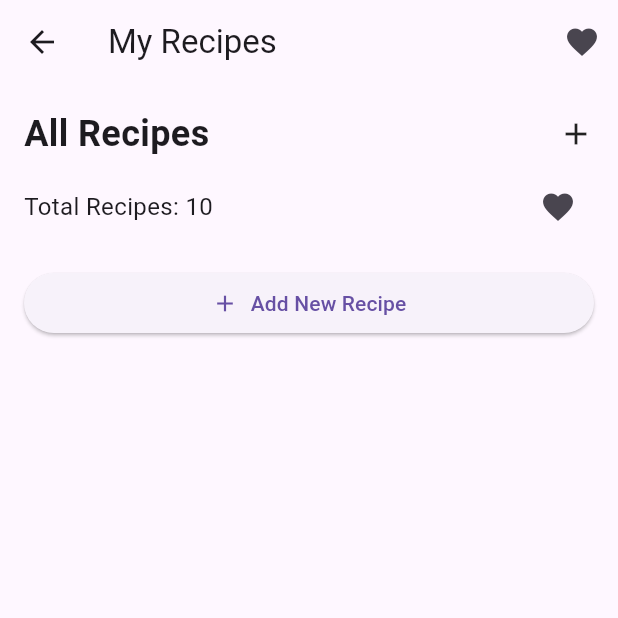
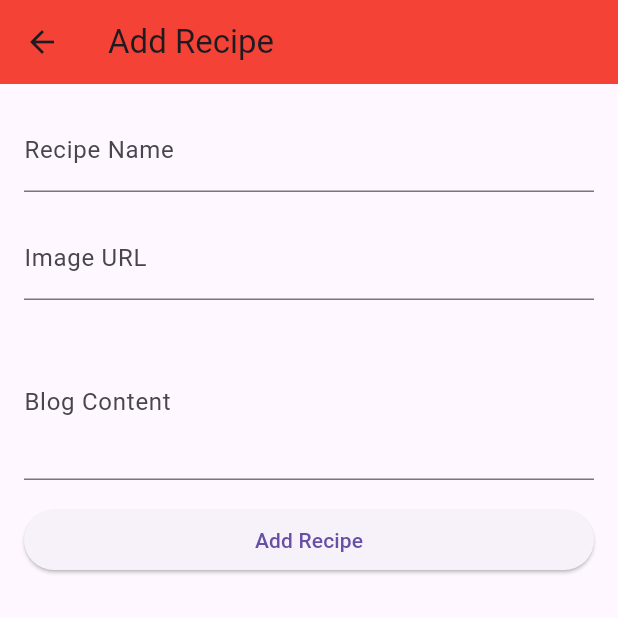
Before and after one commit to RachanaRane/BigOven-Clone-Flutter, a Flutter app: the VideoPlayerScreen screen opened directly, item 4 of the bottom bar chosen, after a tap on "Add New Recipe", on a phone screen of 412 x 824 dp, the top half of it. Run offline on Flutter 3.47's test engine with Material 3 defaults, Android fonts, the phone set to English and light mode, and no system bars; our stand-ins replace cloud_firestore, firebase_auth, firebase_core, video_player; accounts and stored records are empty; network calls fail.

```diff
--- a/lib/login.dart
+++ b/lib/login.dart
@@ -65,7 +65,7 @@ class _LoginPageState extends State<LoginPage> {
                   // Navigate to home page after successful login
                   Navigator.push(
                     context,
-                    MaterialPageRoute(builder: (context) => VideoPlayerApp()),
+                    MaterialPageRoute(builder: (context) => Home_Page()),
                   );
                 } catch (e) {
                   // Show an error message if sign-in fails
--- /dev/null
+++ b/lib/recipe_form.dart
@@ -0,0 +1,109 @@
+import 'package:flutter/material.dart';
+import 'package:cloud_firestore/cloud_firestore.dart';
+
+class AddRecipeForm extends StatefulWidget {
+  @override
+  _AddRecipeFormState createState() => _AddRecipeFormState();
+}
+
+class _AddRecipeFormState extends State<AddRecipeForm> {
+  final _formKey = GlobalKey<FormState>();
+  late TextEditingController _nameController;
+  late TextEditingController _imageUrlController;
+  late TextEditingController _blogContentController;
+
+  @override
+  void initState() {
+    super.initState();
+    _nameController = TextEditingController();
+    _imageUrlController = TextEditingController();
+    _blogContentController = TextEditingController();
+  }
+
+  @override
+  void dispose() {
+    _nameController.dispose();
+    _imageUrlController.dispose();
+    _blogContentController.dispose();
+    super.dispose();
+  }
+
+  Future<void> _submitForm() async {
+    if (_formKey.currentState!.validate()) {
+      try {
+        await FirebaseFirestore.instance.collection('recipes').add({
+          'name': _nameController.text,
+          'imageUrl': _imageUrlController.text,
+          'blogContent': _blogContentController.text,
+        });
+        ScaffoldMessenger.of(context).showSnackBar(
+          SnackBar(content: Text('Recipe added successfully')),
+        );
+        _formKey.currentState!.reset();
+      } catch (e) {
+        ScaffoldMessenger.of(context).showSnackBar(
+          SnackBar(content: Text('Failed to add recipe: $e')),
+        );
+      }
+    }
+  }
+
+  @override
+  Widget build(BuildContext context) {
+    return Scaffold(
+      appBar: AppBar(
+        title: Text('Add Recipe'),
+        backgroundColor: Colors.red,
+      ),
+      body: Padding(
+        padding: EdgeInsets.all(16.0),
+        child: Form(
+          key: _formKey,
+          child: Column(
+            crossAxisAlignment: CrossAxisAlignment.stretch,
+            children: [
+              TextFormField(
+                controller: _nameController,
+                decoration: InputDecoration(labelText: 'Recipe Name'),
+                validator: (value) {
+                  if (value == null || value.isEmpty) {
+                    return 'Please enter the recipe name';
+                  }
+                  return null;
+                },
+              ),
+              SizedBox(height: 16.0),
+              TextFormField(
+                controller: _imageUrlController,
+                decoration: InputDecoration(labelText: 'Image URL'),
+                validator: (value) {
+                  if (value == null || value.isEmpty) {
+                    return 'Please enter the image URL';
+                  }
+                  return null;
+                },
+              ),
+              SizedBox(height: 16.0),
+              TextFormField(
+                controller: _blogContentController,
+                decoration: InputDecoration(labelText: 'Blog Content'),
+                validator: (value) {
+                  if (value == null || value.isEmpty) {
+                    return 'Please enter the blog content';
+                  }
+                  return null;
+                },
+                maxLines: 3,
+              ),
+              SizedBox(height: 16.0),
+              ElevatedButton(
+                onPressed: _submitForm,
+                child: Text('Add Recipe'),
+              ),
+            ],
+          ),
+        ),
+      ),
+    );
+  }
+}
--- a/lib/recipe_list_page.dart
+++ b/lib/recipe_list_page.dart
@@ -117,7 +117,7 @@ class RecipeListPage extends StatelessWidget {
             Navigator.push(
               context,
               MaterialPageRoute(
-                builder: (context) => VideoPlayerApp(),
+                builder: (context) => Home_Page(),
               ),
             );
           }
--- a/lib/recripe_library.dart
+++ b/lib/recripe_library.dart
@@ -1,4 +1,5 @@
 import 'package:flutter/material.dart';
+import 'package:my_first_app/recipe_form.dart';
 
 class Recipelib extends StatelessWidget {
   @override
@@ -51,8 +52,10 @@ class Recipelib extends StatelessWidget {
             SizedBox(height: 16),
             ElevatedButton(
               onPressed: () {
-                // Navigate to the page to add a new recipe
-                // You need to implement this page separately
+                 Navigator.push(
+                  context,
+                  MaterialPageRoute(builder: (context) => AddRecipeForm()),
+                );
               },
               child: Row(
                 mainAxisAlignment: MainAxisAlignment.center,
--- /dev/null
+++ b/lib/video_player.dart
@@ -0,0 +1,162 @@
+import 'package:flutter/material.dart';
+import 'package:my_first_app/profile_page.dart';
+import 'package:my_first_app/recipe_list_page.dart';
+import 'package:my_first_app/recripe_library.dart';
+import 'package:video_player/video_player.dart';
+import 'dart:async';
+
+void main() => runApp(VideoPlayerApp());
+
+class VideoPlayerApp extends StatelessWidget {
+  const VideoPlayerApp({super.key});
+
+  @override
+  Widget build(BuildContext context) {
+    return const MaterialApp(
+      title: 'Video Player Demo',
+      home: VideoPlayerScreen(),
+    );
+  }
+}
+
+class VideoPlayerScreen extends StatefulWidget {
+  const VideoPlayerScreen({super.key});
+
+  @override
+  State<VideoPlayerScreen> createState() => _VideoPlayerScreenState();
+}
+
+class _VideoPlayerScreenState extends State<VideoPlayerScreen> {
+  late VideoPlayerController _controller;
+  late Future<void> _initializeVideoPlayerFuture;
+
+  @override
+  void initState() {
+    super.initState();
+
+    // Create and store the VideoPlayerController. The VideoPlayerController
+    // offers several different constructors to play videos from assets, files,
+    // or the internet.
+    _controller = VideoPlayerController.networkUrl(
+      Uri.parse(
+        'https://cdn.pixabay.com/vimeo/135875613/pot-267.mp4?width=480&hash=ddca8229fdf3d113f3b34ffb18bc94433f830642',
+      ),
+    );
+
+    // Initialize the controller and store the Future for later use.
+    _initializeVideoPlayerFuture = _controller.initialize();
+
+    // Use the controller to loop the video.
+    _controller.setLooping(true);
+  }
+
+  @override
+  void dispose() {
+    // Ensure disposing of the VideoPlayerController to free up resources.
+    _controller.dispose();
+
+    super.dispose();
+  }
+
+  @override
+  Widget build(BuildContext context) {
+    return Scaffold(
+      appBar: AppBar(
+        title: Text('Home'),
+        backgroundColor: Colors.red,
+      ),
+      // Use a FutureBuilder to display a loading spinner while waiting for the
+      // VideoPlayerController to finish initializing.
+      body: FutureBuilder(
+        future: _initializeVideoPlayerFuture,
+        builder: (context, snapshot) {
+          if (snapshot.connectionState == ConnectionState.done) {
+            // If the VideoPlayerController has finished initialization, use
+            // the data it provides to limit the aspect ratio of the video.
+            return AspectRatio(
+              aspectRatio: _controller.value.aspectRatio,
+              // Use the VideoPlayer widget to display the video.
+              child: VideoPlayer(_controller),
+            );
+          } else {
+            // If the VideoPlayerController is still initializing, show a
+            // loading spinner.
+            return const Center(
+              child: CircularProgressIndicator(),
+            );
+          }
+        },
+      ),
+      floatingActionButton: FloatingActionButton(
+        onPressed: () {
+          // Wrap the play or pause in a call to `setState`. This ensures the
+          // correct icon is shown.
+          setState(() {
+            // If the video is playing, pause it.
+            if (_controller.value.isPlaying) {
+              _controller.pause();
+            } else {
+              // If the video is paused, play it.
+              _controller.play();
+            }
+          });
+        },
+        // Display the correct icon depending on the state of the player.
+        child: Icon(
+          _controller.value.isPlaying ? Icons.pause : Icons.play_arrow,
+        ),
+      ),
+      bottomNavigationBar: BottomNavigationBar(
+        backgroundColor: Colors.red,
+        selectedItemColor: Colors.black,
+        unselectedItemColor: Colors.black,
+        items: [
+          BottomNavigationBarItem(
+            icon: Icon(Icons.home),
+            label: 'Home',
+          ),
+          BottomNavigationBarItem(
+            icon: Icon(Icons.food_bank),
+            label: 'Recipes',
+          ),
+          BottomNavigationBarItem(
+            icon: Icon(Icons.account_circle),
+            label: 'Profile',
+          ),
+          BottomNavigationBarItem(
+            icon: Icon(Icons.add),
+            label: 'My Recipes',
+          ),
+        ],
+        currentIndex: 0,
+        onTap: (index) {
+           if (index == 1) {
+          Navigator.push(
+              context,
+              MaterialPageRoute(
+                builder: (context) => MyApp(),
+              ),
+            );
+          }
+           if (index == 2) {
+            Navigator.push(
+              context,
+              MaterialPageRoute(
+                builder: (context) => ProfilePage(),
+              ),
+            );
+          }
+          if (index == 3) {
+            Navigator.push(
+              context,
+              MaterialPageRoute(
+                builder: (context) => Recipelib(),
+              ),
+            );
+        };
+      }
+
+      ),
+    );
+  }
+}
--- a/pubspec.yaml
+++ b/pubspec.yaml
@@ -32,7 +32,7 @@ dependencies:
     sdk: flutter
   video_player: ^2.8.2
   firebase_auth: ^4.17.4
-
+  cloud_firestore: ^4.15.4
   # The following adds the Cupertino Icons font to your application.
   # Use with the CupertinoIcons class for iOS style icons.
   cupertino_icons: ^1.0.2
```
Also changed, not shown: lib/home_page.dart (+41 -95 lines), lib/recipe_page.dart (added, +106 -0 lines), pubspec.lock, 3 other files.
